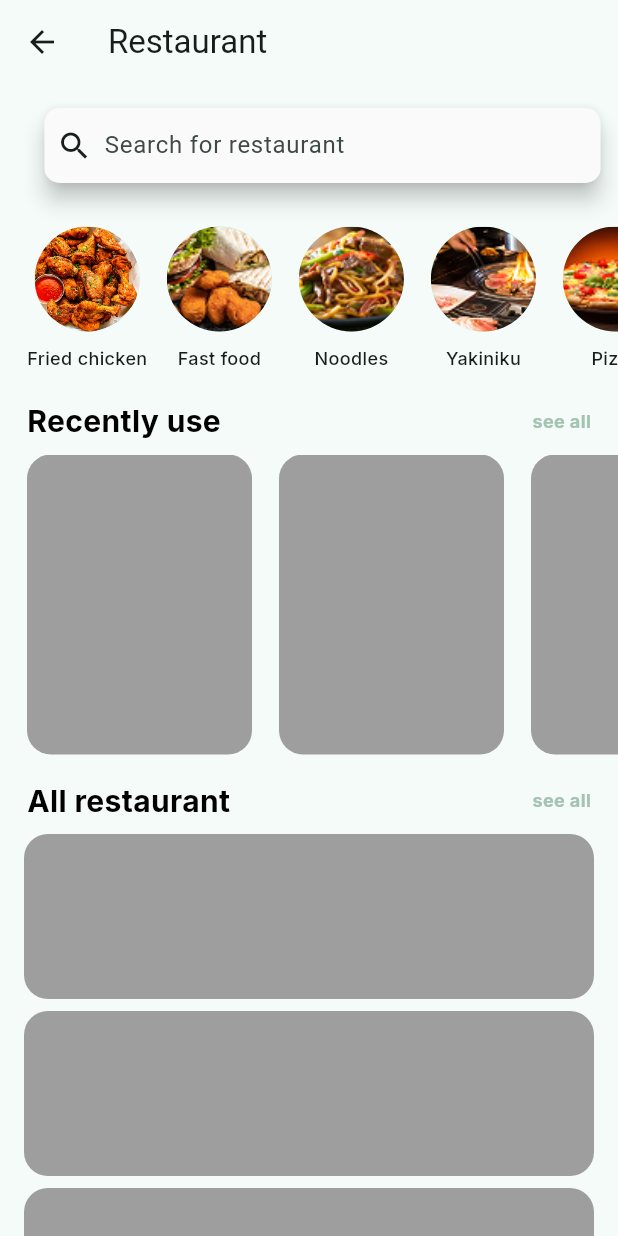
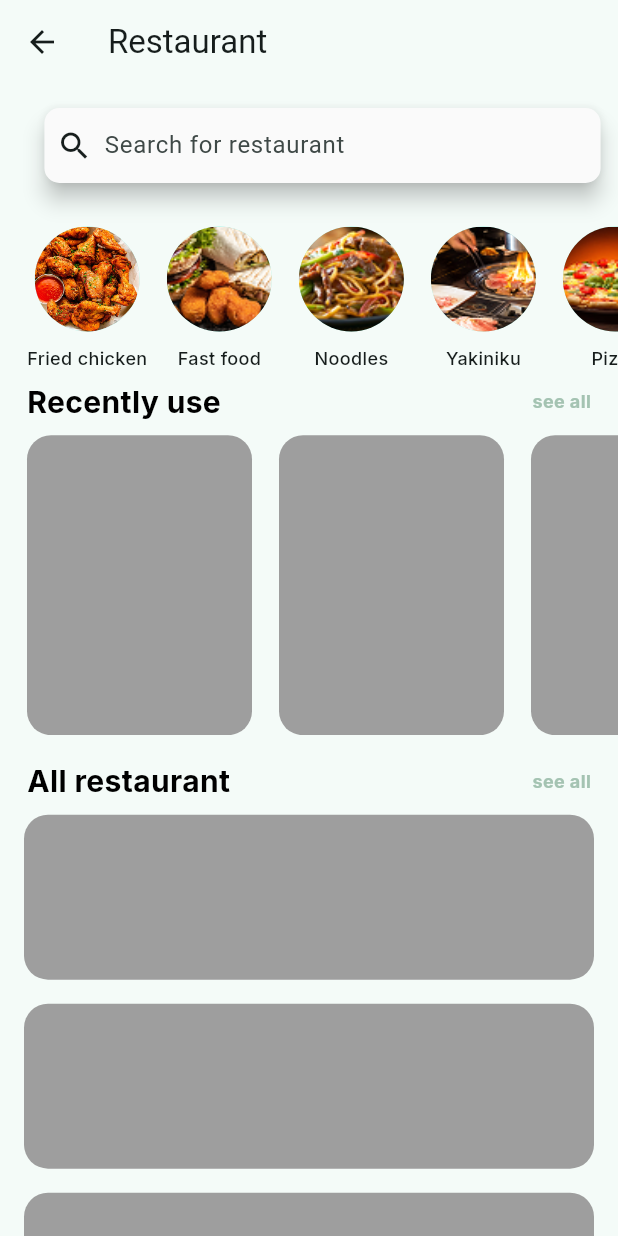
Before and after one commit to PomPerWoW/papdaew-client, a Flutter app: the screen it shows after launch, after a tap on "Search", after a tap on "Restaurant", on a phone screen of 412 x 824 dp. Run offline on Flutter 3.47's test engine with Material 3 defaults, Android fonts, the phone set to English and light mode, and no system bars.

Commit message:
change color of the navbarbutton

```diff
--- a/lib/presentation/views/pages/restaurant_page.dart
+++ b/lib/presentation/views/pages/restaurant_page.dart
@@ -93,7 +93,7 @@ class _RestaurantPageState extends State<RestaurantPage> {
             ),
             const SizedBox(height: 16),
             SizedBox(
-              height: 120,
+              height: MediaQuery.of(context).size.height * 0.13,
               child: ListView.builder(
                 scrollDirection: Axis.horizontal,
                 shrinkWrap: true,
@@ -247,7 +247,7 @@ class _RestaurantPageState extends State<RestaurantPage> {
                 color: Colors.grey,
               ),
             ),
-            SizedBox(height: 8),
+            SizedBox(height: 16),
             Container(
               width: 380,
               height: 110,
@@ -256,7 +256,7 @@ class _RestaurantPageState extends State<RestaurantPage> {
                 color: Colors.grey,
               ),
             ),
-            SizedBox(height: 8),
+            SizedBox(height: 16),
             Container(
               width: 380,
               height: 110,
@@ -265,7 +265,7 @@ class _RestaurantPageState extends State<RestaurantPage> {
                 color: Colors.grey,
               ),
             ),
-            SizedBox(height: 8),
+            SizedBox(height: 16),
             Container(
               width: 380,
               height: 110,
@@ -274,7 +274,7 @@ class _RestaurantPageState extends State<RestaurantPage> {
                 color: Colors.grey,
               ),
             ),
-            SizedBox(height: 8),
+            SizedBox(height: 16),
             Container(
               width: 380,
               height: 110,
@@ -283,7 +283,7 @@ class _RestaurantPageState extends State<RestaurantPage> {
                 color: Colors.grey,
               ),
             ),
-            SizedBox(height: 8),
+            SizedBox(height: 16),
             Container(
               width: 380,
               height: 110,
@@ -292,7 +292,7 @@ class _RestaurantPageState extends State<RestaurantPage> {
                 color: Colors.grey,
               ),
             ),
-            SizedBox(height: 8),
+            SizedBox(height: 16),
             Container(
               width: 380,
               height: 110,
@@ -301,7 +301,7 @@ class _RestaurantPageState extends State<RestaurantPage> {
                 color: Colors.grey,
               ),
             ),
-            SizedBox(height: 8),
+            SizedBox(height: 16),
             Container(
               width: 380,
               height: 110,
@@ -310,7 +310,7 @@ class _RestaurantPageState extends State<RestaurantPage> {
                 color: Colors.grey,
               ),
             ),
-            SizedBox(height: 8),
+            SizedBox(height: 16),
             Container(
               width: 380,
               height: 110,
--- a/lib/widgets/navbar_widget.dart
+++ b/lib/widgets/navbar_widget.dart
@@ -9,8 +9,29 @@ class NavbarWidget extends StatelessWidget {
     return ValueListenableBuilder(
       valueListenable: selectedPageNotifier,
       builder: (context, selectedPage, child) {
-        return NavigationBar(
-          destinations: [
+        return NavigationBarTheme(
+          data: NavigationBarThemeData(
+            indicatorColor: Colors.transparent, // Remove the default hover background
+
+            labelTextStyle: WidgetStateProperty.resolveWith<TextStyle>(
+              (Set<WidgetState> states) {
+                return TextStyle(
+                  color: states.contains(WidgetState.selected) ? Colors.red : Colors.black,
+                  fontWeight: FontWeight.bold,
+                );
+              },
+            ),
+            iconTheme: WidgetStateProperty.resolveWith<IconThemeData>(
+              (Set<WidgetState> states) {
+                return IconThemeData(
+                  color: states.contains(WidgetState.selected) ? Colors.red : Colors.black,
+                );
+              },
+            ),
+          ),
+          child: NavigationBar(
+            backgroundColor: Color(0xFFCCE3DE),
+            destinations: const [
               NavigationDestination(icon: Icon(Icons.home), label: 'Home'),
               NavigationDestination(icon: Icon(Icons.calendar_today), label: 'Schedule'),
               NavigationDestination(icon: Icon(Icons.message), label: 'Message'),
@@ -20,6 +41,8 @@ class NavbarWidget extends StatelessWidget {
               selectedPageNotifier.value = value;
             },
             selectedIndex: selectedPage,
+            height: MediaQuery.of(context).size.height * 0.08,
+          ),
         );
       },
     );
```
Lines whose indentation alone changed are shown as unchanged.
